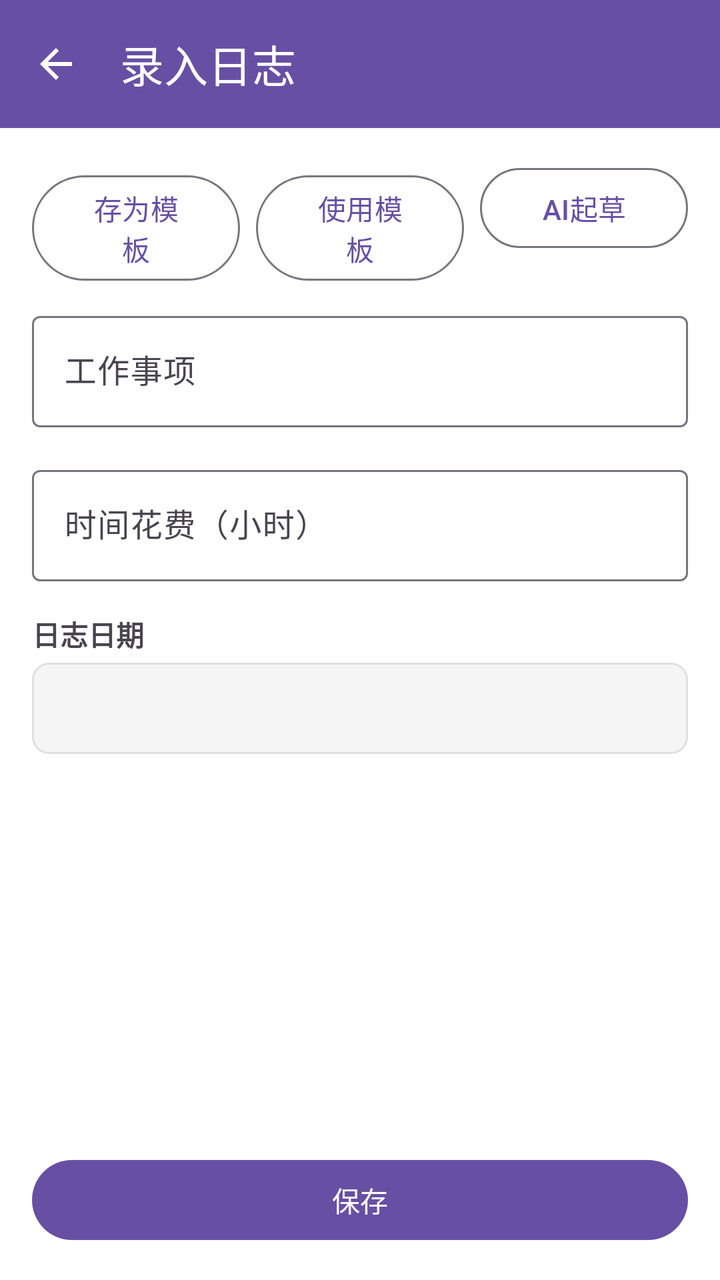
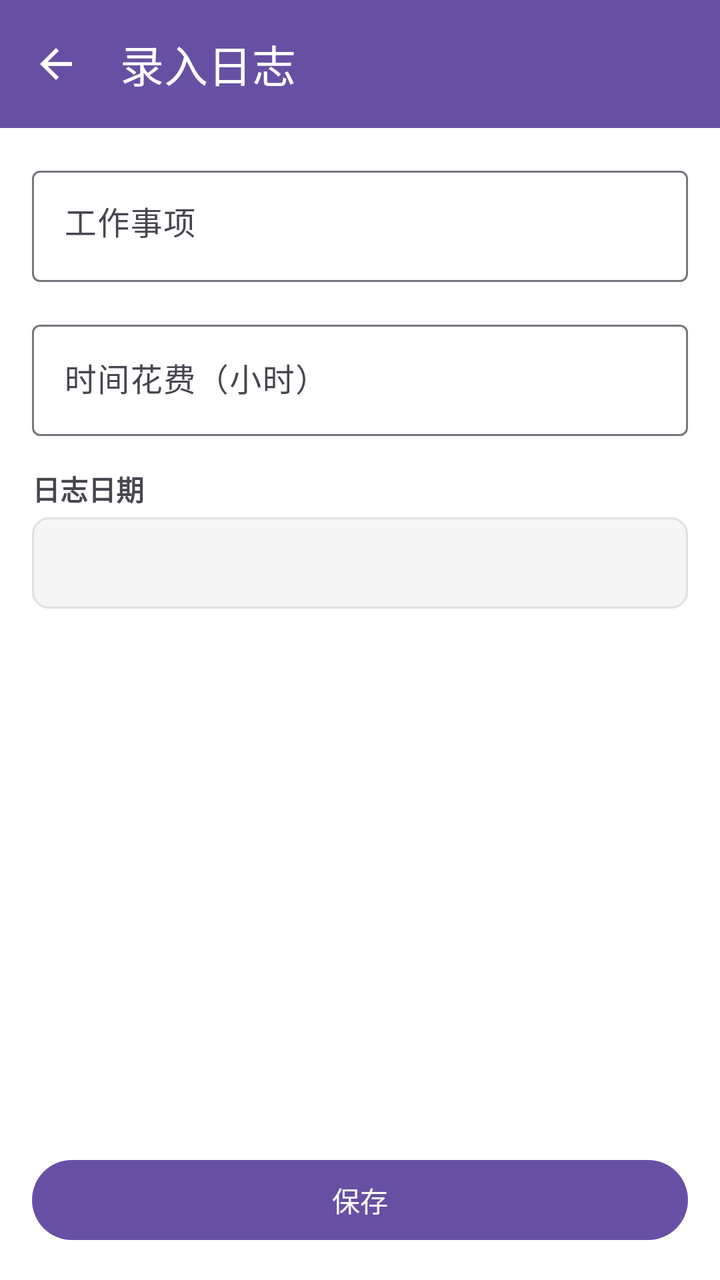

The first picture is an Android layout as it rendered before a commit; the second is the same layout after the commit. The layout source and the unified diff follow.
<!-- AndroidManifest.xml: application theme Theme.Project_Pandora -->
<!-- res/layout/activity_log_create.xml -->
<?xml version="1.0" encoding="utf-8"?>
<layout xmlns:android="http://schemas.android.com/apk/res/android"
    xmlns:app="http://schemas.android.com/apk/res-auto">

    <data>

    </data>

    <androidx.constraintlayout.widget.ConstraintLayout
        android:layout_width="match_parent"
        android:layout_height="match_parent"
        android:background="@android:color/white">

        <com.google.android.material.appbar.MaterialToolbar
            android:id="@+id/toolbar"
            android:layout_width="match_parent"
            android:layout_height="wrap_content"
            android:background="?attr/colorPrimary"
            app:title="录入日志"
            app:titleTextColor="@android:color/white"
            app:navigationIcon="@drawable/ic_back"
            app:layout_constraintTop_toTopOf="parent" />

        <TextView
            android:id="@+id/textAutoSaveStatus"
            android:layout_width="match_parent"
            android:layout_height="wrap_content"
            android:padding="4dp"
            android:textAlignment="center"
            android:textSize="12sp"
            android:textColor="#888888"
            android:visibility="gone"
            app:layout_constraintTop_toBottomOf="@id/toolbar" />

        <ScrollView
            android:layout_width="match_parent"
            android:layout_height="0dp"
            app:layout_constraintTop_toBottomOf="@id/textAutoSaveStatus"
            app:layout_constraintBottom_toTopOf="@id/btnSave">

            <LinearLayout
                android:layout_width="match_parent"
                android:layout_height="wrap_content"
                android:orientation="vertical"
                android:padding="16dp">

                <LinearLayout
                    android:layout_width="match_parent"
                    android:layout_height="wrap_content"
                    android:orientation="horizontal"
                    android:layout_marginBottom="12dp">

                    <com.google.android.material.button.MaterialButton
                        android:id="@+id/btnSaveTemplate"
                        style="@style/Widget.Material3.Button.OutlinedButton"
                        android:layout_width="0dp"
                        android:layout_height="wrap_content"
                        android:layout_weight="1"
                        android:text="存为模板"
                        android:layout_marginEnd="4dp" />

                    <com.google.android.material.button.MaterialButton
                        android:id="@+id/btnUseTemplate"
                        style="@style/Widget.Material3.Button.OutlinedButton"
                        android:layout_width="0dp"
                        android:layout_height="wrap_content"
                        android:layout_weight="1"
                        android:text="使用模板"
                        android:layout_marginStart="4dp"
                        android:layout_marginEnd="4dp" />

                    <com.google.android.material.button.MaterialButton
                        android:id="@+id/btnAiDraft"
                        style="@style/Widget.Material3.Button.OutlinedButton"
                        android:layout_width="0dp"
                        android:layout_height="wrap_content"
                        android:layout_weight="1"
                        android:text="AI起草"
                        android:layout_marginStart="4dp" />

                </LinearLayout>

                <com.google.android.material.textfield.TextInputLayout
                    android:layout_width="match_parent"
                    android:layout_height="wrap_content"
                    android:hint="工作事项">

                    <com.google.android.material.textfield.TextInputEditText
                        android:id="@+id/editWorkItem"
                        android:layout_width="match_parent"
                        android:layout_height="wrap_content"
                        android:inputType="text" />

                </com.google.android.material.textfield.TextInputLayout>


                <com.google.android.material.textfield.TextInputLayout
                    android:layout_width="match_parent"
                    android:layout_height="wrap_content"
                    android:layout_marginTop="16dp"
                    android:hint="时间花费（小时）">

                    <com.google.android.material.textfield.TextInputEditText
                        android:id="@+id/editTimeCost"
                        android:layout_width="match_parent"
                        android:layout_height="wrap_content"
                        android:inputType="numberDecimal" />

                </com.google.android.material.textfield.TextInputLayout>

                <TextView
                    android:layout_width="wrap_content"
                    android:layout_height="wrap_content"
                    android:layout_marginTop="16dp"
                    android:text="日志日期"
                    android:textStyle="bold" />

                <TextView
                    android:id="@+id/textLogDate"
                    android:layout_width="match_parent"
                    android:layout_height="wrap_content"
                    android:layout_marginTop="4dp"
                    android:padding="12dp"
                    android:background="@drawable/bg_date_picker"
                    android:textSize="16sp" />

            </LinearLayout>

        </ScrollView>

        <com.google.android.material.button.MaterialButton
            android:id="@+id/btnSave"
            android:layout_width="match_parent"
            android:layout_height="wrap_content"
            android:layout_margin="16dp"
            android:text="保存"
            app:layout_constraintBottom_toBottomOf="parent" />

    </androidx.constraintlayout.widget.ConstraintLayout>
</layout>
<!-- resources referenced by this layout -->
<resources>
  <!-- drawable bg_date_picker (drawable) -->
  <?xml version="1.0" encoding="utf-8"?>
  <shape xmlns:android="http://schemas.android.com/apk/res/android"
      android:shape="rectangle">
      <solid android:color="#F5F5F5" />
      <corners android:radius="8dp" />
      <stroke android:width="1dp" android:color="#E0E0E0" />
  </shape>
  <!-- drawable ic_back (drawable) -->
  <vector xmlns:android="http://schemas.android.com/apk/res/android"
      android:width="24dp"
      android:height="24dp"
      android:viewportWidth="24"
      android:viewportHeight="24"
      android:tint="?attr/colorOnPrimary">
      <path
          android:fillColor="@android:color/white"
          android:pathData="M20,11H7.83l5.59,-5.59L12,4l-8,8 8,8 1.41,-1.41L7.83,13H20v-2z" />
  </vector>
  <style name="Theme.Project_Pandora" parent="Base.Theme.Project_Pandora" />
  <style name="Base.Theme.Project_Pandora" parent="Theme.Material3.DayNight.NoActionBar">
          
          
      </style>
</resources>

<!-- the commit's change to res/layout/activity_log_create.xml (unified diff, before → after) -->
@@ -44,41 +44,6 @@
                 android:orientation="vertical"
                 android:padding="16dp">
 
-                <LinearLayout
-                    android:layout_width="match_parent"
-                    android:layout_height="wrap_content"
-                    android:orientation="horizontal"
-                    android:layout_marginBottom="12dp">
-
-                    <com.google.android.material.button.MaterialButton
-                        android:id="@+id/btnSaveTemplate"
-                        style="@style/Widget.Material3.Button.OutlinedButton"
-                        android:layout_width="0dp"
-                        android:layout_height="wrap_content"
-                        android:layout_weight="1"
-                        android:text="存为模板"
-                        android:layout_marginEnd="4dp" />
-
-                    <com.google.android.material.button.MaterialButton
-                        android:id="@+id/btnUseTemplate"
-                        style="@style/Widget.Material3.Button.OutlinedButton"
-                        android:layout_width="0dp"
-                        android:layout_height="wrap_content"
-                        android:layout_weight="1"
-                        android:text="使用模板"
-                        android:layout_marginStart="4dp"
-                        android:layout_marginEnd="4dp" />
-
-                    <com.google.android.material.button.MaterialButton
-                        android:id="@+id/btnAiDraft"
-                        style="@style/Widget.Material3.Button.OutlinedButton"
-                        android:layout_width="0dp"
-                        android:layout_height="wrap_content"
-                        android:layout_weight="1"
-                        android:text="AI起草"
-                        android:layout_marginStart="4dp" />
-
-                </LinearLayout>
 
                 <com.google.android.material.textfield.TextInputLayout
                     android:layout_width="match_parent"
@@ -89,7 +54,9 @@
                         android:id="@+id/editWorkItem"
                         android:layout_width="match_parent"
                         android:layout_height="wrap_content"
-                        android:inputType="text" />
+                        android:inputType="textMultiLine"
+                        android:maxLines="5"
+                        android:gravity="start|top" />
 
                 </com.google.android.material.textfield.TextInputLayout>
 
